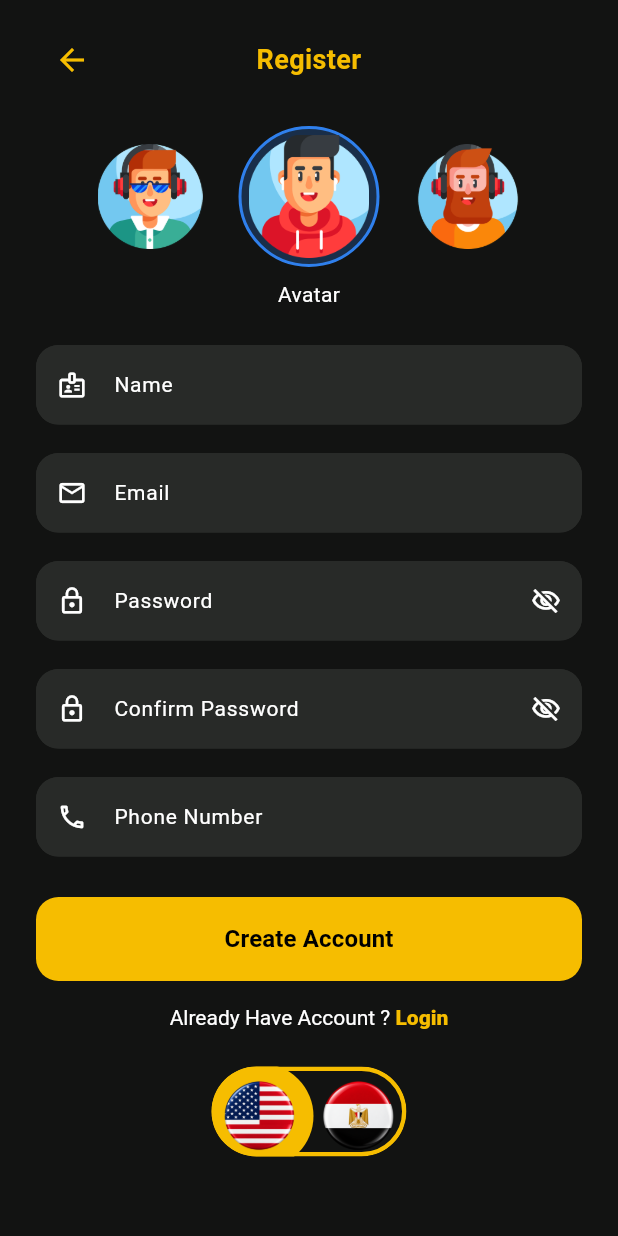
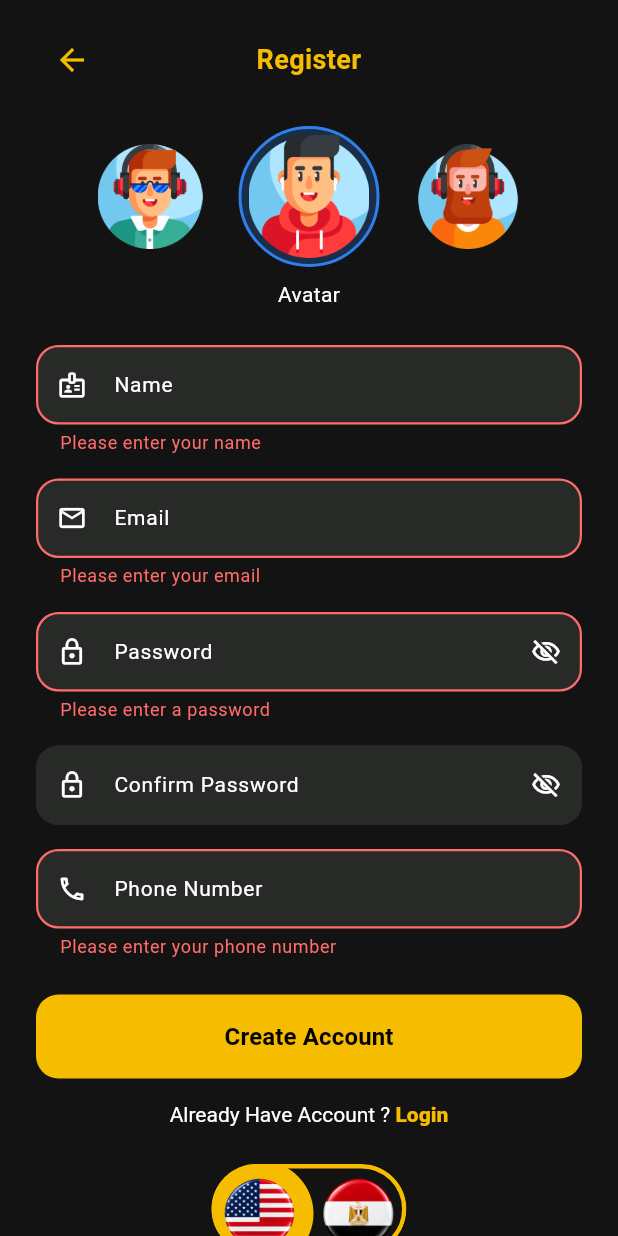
Before and after one commit to 202303719-bit/movie_app, a Flutter app: the RegisterScreen screen opened directly, after a tap on "Create Account", on a phone screen of 412 x 824 dp. Run offline on Flutter 3.47's test engine with Material 3 defaults, Android fonts, the phone set to English and light mode, and no system bars; our stand-ins replace cloud_firestore, firebase_auth, firebase_core, google_sign_in; accounts and stored records are empty.

Commit message:
Update Register Screen with Auth

```diff
--- a/lib/screens/register_screen.dart
+++ b/lib/screens/register_screen.dart
@@ -1,4 +1,7 @@
 import 'package:flutter/material.dart';
+
+import '../services/auth_service.dart';
+import 'home_screen.dart';
 
 class AppColors {
   static const Color background = Color(0xFF121312);
@@ -18,6 +21,8 @@ class RegisterScreen extends StatefulWidget {
 }
 
 class _RegisterScreenState extends State<RegisterScreen> {
+  final _formKey = GlobalKey<FormState>();
+
   final TextEditingController _nameController = TextEditingController();
   final TextEditingController _emailController = TextEditingController();
   final TextEditingController _passwordController = TextEditingController();
@@ -47,7 +52,85 @@ class _RegisterScreenState extends State<RegisterScreen> {
     super.dispose();
   }
 
-  void _createAccount() {}
+  bool _isLoading = false;
+  final AuthService _authService = AuthService();
+
+  // --- Validators ---
+
+  static final RegExp _nameRegex =
+  RegExp(r"^[a-zA-Z\u0600-\u06FF]+(?:\s[a-zA-Z\u0600-\u06FF]+)*$");
+  static final RegExp _emailRegex =
+  RegExp(r"^[\w.+-]+@[\w-]+\.[a-zA-Z]{2,}$");
+  static final RegExp _phoneRegex = RegExp(r"^[0-9+\s-]{8,15}$");
+
+  String? _validateName(String? value) {
+    final name = value?.trim() ?? '';
+    if (name.isEmpty) return 'Please enter your name';
+    if (name.length < 2) return 'Name is too short';
+    if (!_nameRegex.hasMatch(name)) {
+      return 'Name can only contain letters';
+    }
+    return null;
+  }
+
+  String? _validateEmail(String? value) {
+    final email = value?.trim() ?? '';
+    if (email.isEmpty) return 'Please enter your email';
+    if (!_emailRegex.hasMatch(email)) {
+      return 'Enter a valid email address';
+    }
+    return null;
+  }
+
+  String? _validatePassword(String? value) {
+    if (value == null || value.isEmpty) return 'Please enter a password';
+    if (value.length < 6) return 'Password must be at least 6 characters';
+    return null;
+  }
+
+  String? _validateConfirmPassword(String? value) {
+    if (value != _passwordController.text) return 'Passwords do not match';
+    return null;
+  }
+
+  String? _validatePhone(String? value) {
+    final phone = value?.trim() ?? '';
+    if (phone.isEmpty) return 'Please enter your phone number';
+    if (!_phoneRegex.hasMatch(phone)) return 'Enter a valid phone number';
+    return null;
+  }
+
+  Future<void> _createAccount() async {
+    if (!_formKey.currentState!.validate()) {
+      return; // stops here and shows red borders + messages on bad fields
+    }
+
+    setState(() => _isLoading = true);
+    try {
+      await _authService.register(
+        name: _nameController.text.trim(),
+        email: _emailController.text,
+        password: _passwordController.text,
+        phone: _phoneController.text.trim(),
+        avatar: _avatars[_selectedAvatarIndex],
+      );
+      if (!mounted) return;
+      Navigator.of(context).pushAndRemoveUntil(
+        MaterialPageRoute(builder: (_) => HomeScreen()),
+            (route) => false,
+      );
+    } catch (e) {
+      _showMessage(AuthService.messageFor(e));
+    } finally {
+      if (mounted) setState(() => _isLoading = false);
+    }
+  }
+
+  void _showMessage(String message) {
+    ScaffoldMessenger.of(context).showSnackBar(
+      SnackBar(content: Text(message)),
+    );
+  }
 
   void _goToLogin() {
     Navigator.of(context).pop();
@@ -62,6 +145,9 @@ class _RegisterScreenState extends State<RegisterScreen> {
       body: SafeArea(
         child: SingleChildScrollView(
           padding: const EdgeInsets.symmetric(horizontal: 24),
+          child: Form(
+            key: _formKey,
+            autovalidateMode: AutovalidateMode.onUserInteraction,
             child: Column(
               crossAxisAlignment: CrossAxisAlignment.stretch,
               children: [
@@ -137,6 +223,7 @@ class _RegisterScreenState extends State<RegisterScreen> {
                   hintText: 'Name',
                   icon: Icons.badge_outlined,
                   keyboardType: TextInputType.name,
+                  validator: _validateName,
                 ),
 
                 const SizedBox(height: 16),
@@ -146,6 +233,7 @@ class _RegisterScreenState extends State<RegisterScreen> {
                   hintText: 'Email',
                   icon: Icons.email_outlined,
                   keyboardType: TextInputType.emailAddress,
+                  validator: _validateEmail,
                 ),
 
                 const SizedBox(height: 16),
@@ -155,6 +243,7 @@ class _RegisterScreenState extends State<RegisterScreen> {
                   hintText: 'Password',
                   icon: Icons.lock_outline,
                   obscureText: _obscurePassword,
+                  validator: _validatePassword,
                   suffixIcon: IconButton(
                     icon: Icon(
                       _obscurePassword
@@ -178,6 +267,7 @@ class _RegisterScreenState extends State<RegisterScreen> {
                   hintText: 'Confirm Password',
                   icon: Icons.lock_outline,
                   obscureText: _obscureConfirmPassword,
+                  validator: _validateConfirmPassword,
                   suffixIcon: IconButton(
                     icon: Icon(
                       _obscureConfirmPassword
@@ -201,6 +291,7 @@ class _RegisterScreenState extends State<RegisterScreen> {
                   hintText: 'Phone Number',
                   icon: Icons.phone_outlined,
                   keyboardType: TextInputType.phone,
+                  validator: _validatePhone,
                 ),
 
                 const SizedBox(height: 24),
@@ -208,7 +299,7 @@ class _RegisterScreenState extends State<RegisterScreen> {
                 SizedBox(
                   height: 56,
                   child: ElevatedButton(
-                  onPressed: _createAccount,
+                    onPressed: _isLoading ? null : _createAccount,
                     style: ElevatedButton.styleFrom(
                       backgroundColor: AppColors.primary,
                       foregroundColor: Colors.black,
@@ -217,7 +308,16 @@ class _RegisterScreenState extends State<RegisterScreen> {
                         borderRadius: BorderRadius.circular(15),
                       ),
                     ),
-                  child: const Text(
+                    child: _isLoading
+                        ? const SizedBox(
+                      width: 22,
+                      height: 22,
+                      child: CircularProgressIndicator(
+                        strokeWidth: 2.5,
+                        color: Colors.black,
+                      ),
+                    )
+                        : const Text(
                       'Create Account',
                       style: TextStyle(
                         fontWeight: FontWeight.bold,
@@ -267,6 +367,7 @@ class _RegisterScreenState extends State<RegisterScreen> {
 
                 const SizedBox(height: 24),
               ],
+            ),
           ),
         ),
       ),
@@ -326,6 +427,7 @@ class _AuthTextField extends StatelessWidget {
   final bool obscureText;
   final Widget? suffixIcon;
   final TextInputType? keyboardType;
+  final String? Function(String?)? validator;
 
   const _AuthTextField({
     required this.controller,
@@ -334,16 +436,16 @@ class _AuthTextField extends StatelessWidget {
     this.obscureText = false,
     this.suffixIcon,
     this.keyboardType,
+    this.validator,
   });
 
   @override
   Widget build(BuildContext context) {
-    return SizedBox(
-      height: 56,
-      child: TextField(
+    return TextFormField(
       controller: controller,
       obscureText: obscureText,
       keyboardType: keyboardType,
+      validator: validator,
       style: const TextStyle(
         color: AppColors.textWhite,
         fontSize: 14,
@@ -363,7 +465,12 @@ class _AuthTextField extends StatelessWidget {
           size: 20,
         ),
         suffixIcon: suffixIcon,
-          contentPadding: const EdgeInsets.symmetric(vertical: 16),
+        contentPadding:
+        const EdgeInsets.symmetric(vertical: 16, horizontal: 12),
+        errorStyle: const TextStyle(
+          color: Color(0xFFFF6B6B),
+          fontSize: 12,
+        ),
         border: OutlineInputBorder(
           borderRadius: BorderRadius.circular(15),
           borderSide: const BorderSide(
@@ -382,6 +489,19 @@ class _AuthTextField extends StatelessWidget {
             color: AppColors.fieldBorderFocused,
             width: 1.5,
           ),
+        ),
+        errorBorder: OutlineInputBorder(
+          borderRadius: BorderRadius.circular(15),
+          borderSide: const BorderSide(
+            color: Color(0xFFFF6B6B),
+            width: 1.5,
+          ),
+        ),
+        focusedErrorBorder: OutlineInputBorder(
+          borderRadius: BorderRadius.circular(15),
+          borderSide: const BorderSide(
+            color: Color(0xFFFF6B6B),
+            width: 1.5,
           ),
         ),
       ),
```
Lines whose indentation alone changed are shown as unchanged.
